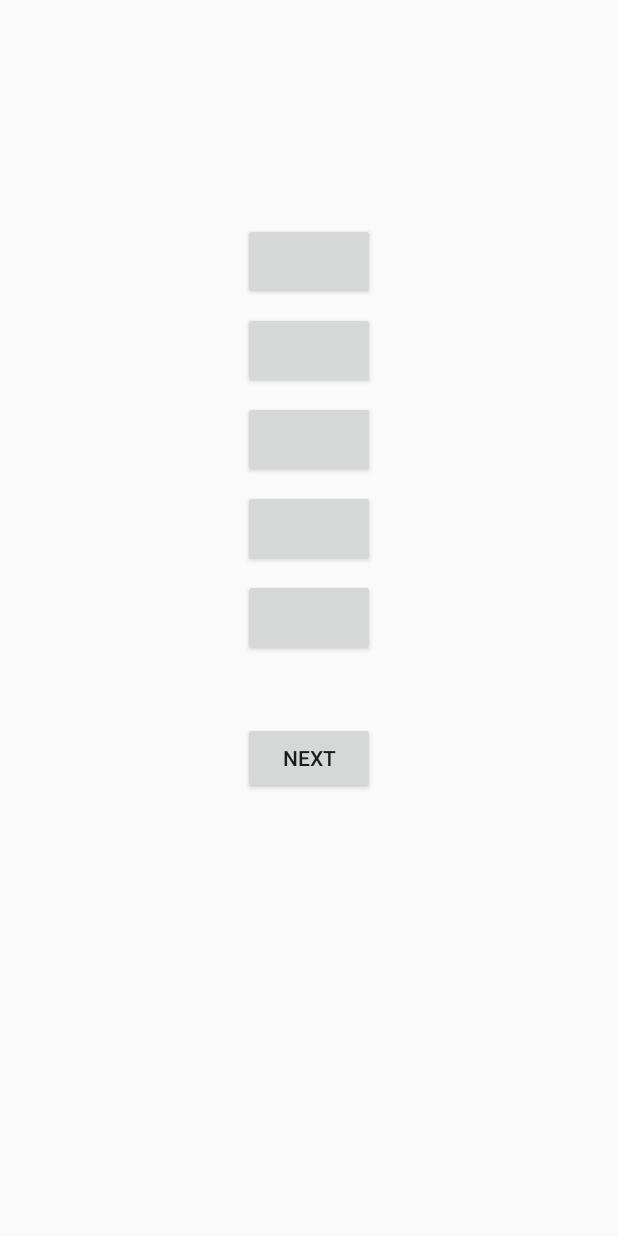
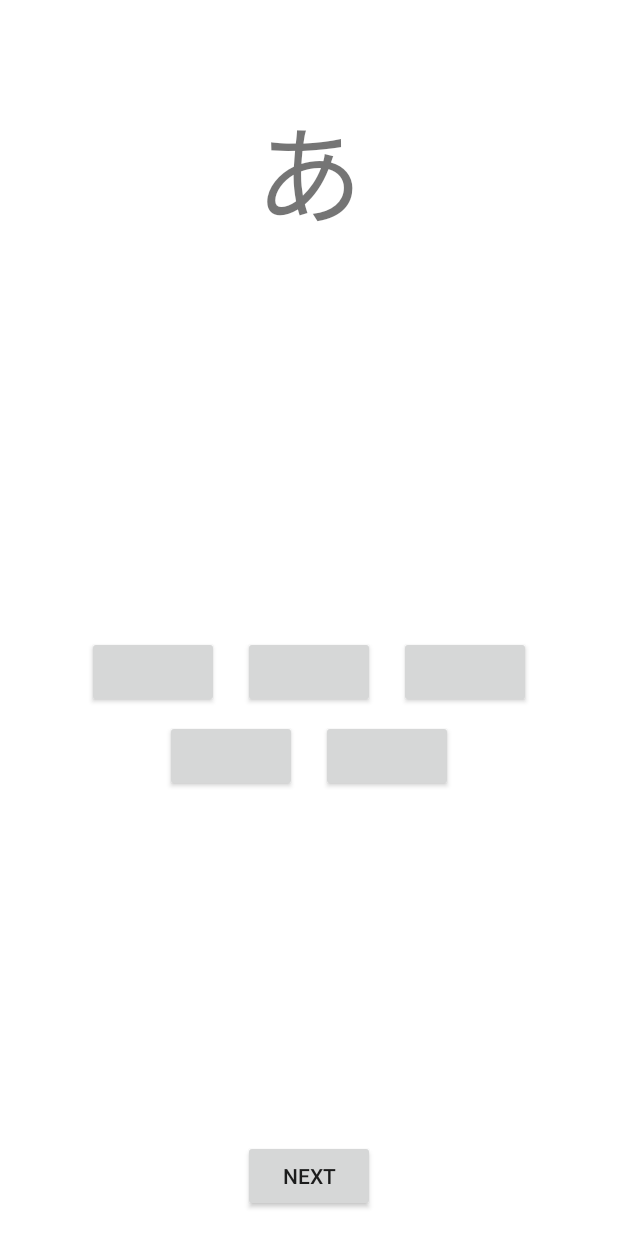
Before and after one commit to aljfajardo/genki-pa, an Android app: the layout activity_practice_kana.xml on its own in the app's theme, with its tools: preview values and no code run, on a phone screen of 412 x 824 dp. Run offline under Robolectric (Android 15) with nearby library versions, the phone set to English and light mode, and no system bars.

Commit message:
Created activity to select parameters and updated the practice view to practice based on params

```diff
--- a/app/src/main/java/com/example/android/learningaid/MainActivity.java
+++ b/app/src/main/java/com/example/android/learningaid/MainActivity.java
@@ -36,7 +36,7 @@ public class MainActivity extends AppCompatActivity {
     }
 
     public void onClickPracticeKana(View view) {
-        Intent intent = new Intent(this, PracticeKanaActivity.class);
+        Intent intent = new Intent(this, PracticeParametersActivity.class);
         startActivity(intent);
     }
 
--- a/app/src/main/res/layout/activity_practice_kana.xml
+++ b/app/src/main/res/layout/activity_practice_kana.xml
@@ -1,61 +1,87 @@
 <?xml version="1.0" encoding="utf-8"?>
-<LinearLayout xmlns:android="http://schemas.android.com/apk/res/android"
+<android.support.constraint.ConstraintLayout xmlns:android="http://schemas.android.com/apk/res/android"
     xmlns:app="http://schemas.android.com/apk/res-auto"
     xmlns:tools="http://schemas.android.com/tools"
     android:layout_width="match_parent"
     android:layout_height="match_parent"
-    tools:context="com.example.android.learningaid.PracticeKanaActivity"
-    android:orientation="vertical"
-    android:gravity="center_horizontal">
+    android:background="@android:color/white"
+    android:gravity="center_horizontal"
+    tools:context="com.example.android.learningaid.PracticeKanaActivity">
+
     <TextView
+        android:id="@+id/tv_question"
         android:layout_width="wrap_content"
         android:layout_height="wrap_content"
-        android:id="@+id/tv_question"
-        android:textSize="48dp"
+        android:layout_marginTop="60dp"
         android:textAlignment="center"
-        android:layout_marginVertical="40dp"/>
+        android:textSize="72dp"
+        tools:text="あ"
+        app:layout_constraintEnd_toEndOf="parent"
+        app:layout_constraintStart_toStartOf="parent"
+        app:layout_constraintTop_toTopOf="parent" />
 
     <Button
         android:id="@+id/button_choice1"
         android:layout_width="wrap_content"
         android:layout_height="wrap_content"
-        android:padding="16dp"
-        android:layout_margin="4dp"
-        android:onClick="onButtonChoiceClick"/>
+        android:layout_marginEnd="16dp"
+        android:layout_marginRight="16dp"
+        android:onClick="onButtonChoiceClick"
+        app:layout_constraintEnd_toStartOf="@id/button_choice2"
+        app:layout_constraintTop_toTopOf="@id/button_choice2" />
+
     <Button
         android:id="@+id/button_choice2"
         android:layout_width="wrap_content"
         android:layout_height="wrap_content"
-        android:padding="16dp"
-        android:layout_margin="4dp"
-        android:onClick="onButtonChoiceClick"/>
+        android:layout_marginBottom="32dp"
+        android:onClick="onButtonChoiceClick"
+        app:layout_constraintBottom_toTopOf="@id/button_next"
+        app:layout_constraintEnd_toEndOf="parent"
+        app:layout_constraintStart_toStartOf="parent"
+        app:layout_constraintTop_toBottomOf="@id/tv_question" />
+
     <Button
         android:id="@+id/button_choice3"
         android:layout_width="wrap_content"
         android:layout_height="wrap_content"
-        android:padding="16dp"
-        android:layout_margin="4dp"
-        android:onClick="onButtonChoiceClick"/>
+        android:layout_marginLeft="16dp"
+        android:layout_marginStart="16dp"
+        android:onClick="onButtonChoiceClick"
+        app:layout_constraintStart_toEndOf="@id/button_choice2"
+        app:layout_constraintTop_toTopOf="@+id/button_choice2" />
+
     <Button
         android:id="@+id/button_choice4"
         android:layout_width="wrap_content"
         android:layout_height="wrap_content"
-        android:padding="16dp"
-        android:layout_margin="4dp"
-        android:onClick="onButtonChoiceClick"/>
+        android:onClick="onButtonChoiceClick"
+        android:layout_marginTop="8dp"
+        app:layout_constraintTop_toBottomOf="@id/button_choice2"
+        app:layout_constraintStart_toStartOf="@id/button_choice1"
+        app:layout_constraintEnd_toEndOf="@id/button_choice2" />
+
     <Button
         android:id="@+id/button_choice5"
         android:layout_width="wrap_content"
         android:layout_height="wrap_content"
-        android:padding="16dp"
-        android:layout_margin="4dp"
-        android:onClick="onButtonChoiceClick"/>
+        android:layout_marginEnd="8dp"
+        android:layout_marginStart="8dp"
+
+        android:layout_marginTop="8dp"
+        android:onClick="onButtonChoiceClick"
+        app:layout_constraintEnd_toEndOf="@+id/button_choice3"
+        app:layout_constraintStart_toStartOf="@+id/button_choice2"
+        app:layout_constraintTop_toBottomOf="@id/button_choice2" />
 
     <Button
         android:id="@+id/button_next"
         android:layout_width="wrap_content"
         android:layout_height="wrap_content"
+        android:layout_marginBottom="16dp"
+        android:onClick="onButtonNextClick"
         android:text="@string/button_next_char"
-        android:layout_marginVertical="40dp"
-        android:onClick="onButtonNextClick"/>
-</LinearLayout>
+        app:layout_constraintBottom_toBottomOf="parent"
+        app:layout_constraintEnd_toEndOf="parent"
+        app:layout_constraintStart_toStartOf="parent" />
+</android.support.constraint.ConstraintLayout>
--- a/app/src/main/res/values/colors.xml
+++ b/app/src/main/res/values/colors.xml
@@ -3,4 +3,6 @@
     <color name="colorPrimary">#3F51B5</color>
     <color name="colorPrimaryDark">#303F9F</color>
     <color name="colorAccent">#FF4081</color>
+
+    <color name="black_overlay">#66000000</color>
 </resources>
--- a/app/src/main/res/values/strings.xml
+++ b/app/src/main/res/values/strings.xml
@@ -32,4 +32,10 @@
     <string name="ya_katakana">ヤユヨ</string>
     <string name="ra_katakana">ラリルレロ</string>
     <string name="wa_n_katakana">ワヲン</string>
+
+    <string name="title_activity_practice_parameters">PracticeParametersActivity</string>
+    <string name="dummy_button">Dummy Button</string>
+    <string name="dummy_content">DUMMY\nCONTENT</string>
+
+    <string name="title_activity_fullscreen">FullscreenActivity</string>
 </resources>
--- a/app/src/main/res/values/styles.xml
+++ b/app/src/main/res/values/styles.xml
@@ -8,4 +8,18 @@
         <item name="colorAccent">@color/colorAccent</item>
     </style>
 
+    <style name="FullscreenTheme" parent="AppTheme">
+        <item name="android:actionBarStyle">@style/FullscreenActionBarStyle</item>
+        <item name="android:windowActionBarOverlay">true</item>
+        <item name="android:windowBackground">@null</item>
+        <item name="metaButtonBarStyle">?android:attr/buttonBarStyle</item>
+        <item name="metaButtonBarButtonStyle">?android:attr/buttonBarButtonStyle</item>
+        <item name="windowActionBar">false</item>
+        <item name="windowNoTitle">true</item>
+    </style>
+
+    <style name="FullscreenActionBarStyle" parent="Widget.AppCompat.ActionBar">
+        <item name="android:background">@color/black_overlay</item>
+    </style>
+
 </resources>
```
Also changed, not shown: app/src/main/AndroidManifest.xml (+9 -2 lines), app/src/main/java/com/example/android/learningaid/PracticeKanaActivity.java (+59 -21 lines), app/src/main/java/com/example/android/learningaid/PracticeParametersActivity.java (added, +65 -0 lines), app/src/main/java/com/example/android/learningaid/QuizOptionsFragment.java (deleted, +0 -108 lines), app/src/main/java/com/example/android/learningaid/util/KanaDBUtil.java (+73 -13 lines), app/src/main/res/layout/activity_practice_parameters.xml (renamed from app/src/main/res/layout/fragment_quiz_options.xml, +45 -24 lines), app/src/main/res/values/attrs.xml (added, +12 -0 lines).
